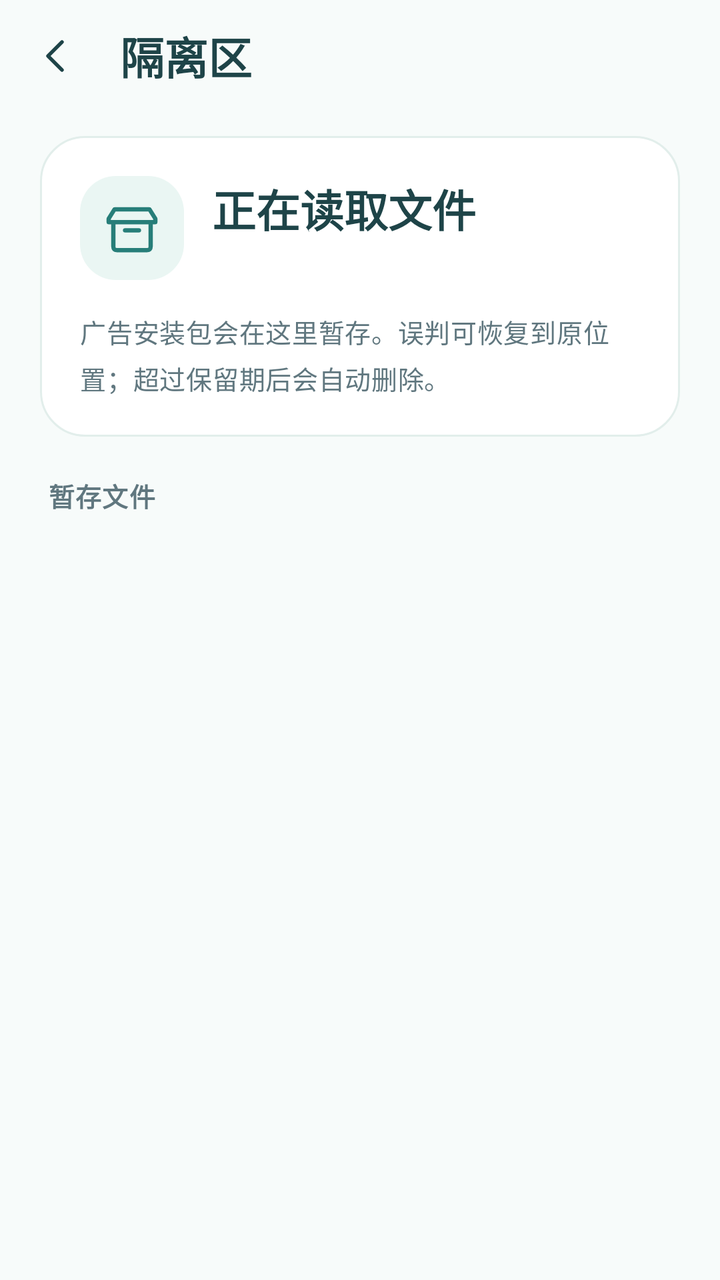
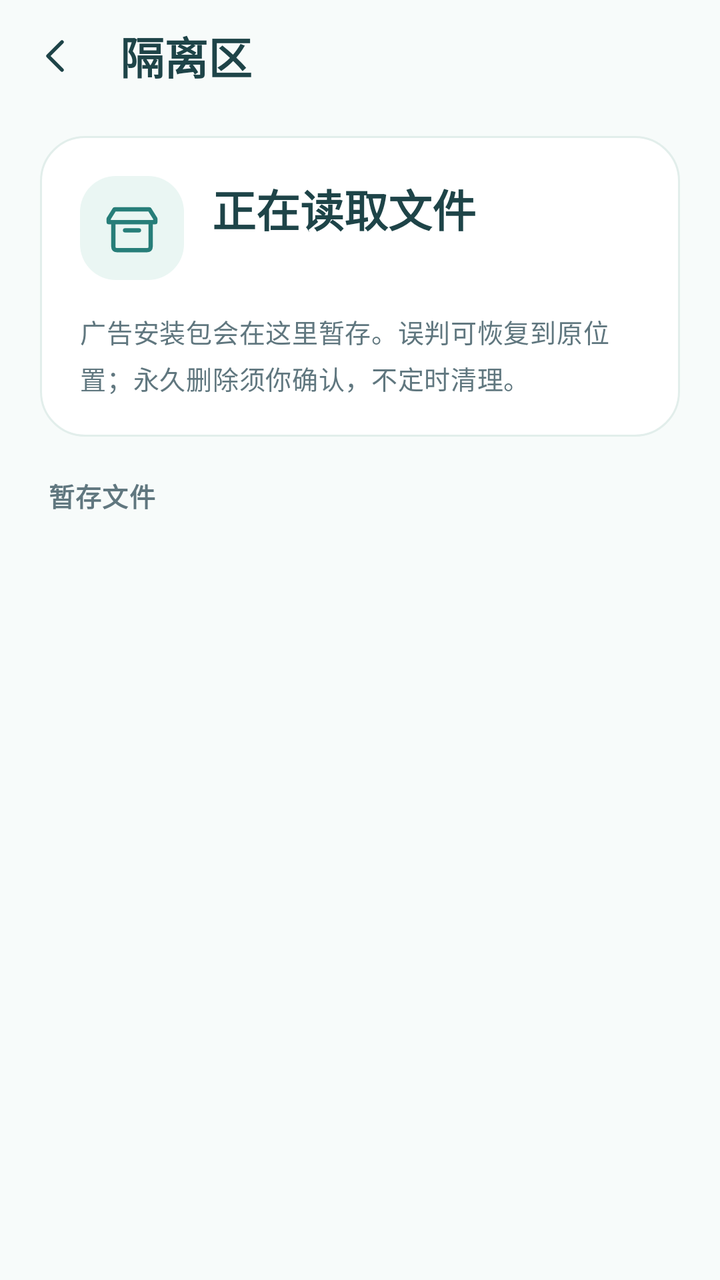

Screens rendered from an Android XML layout before and after an edit, with the pre-edit source and the edit as a unified diff.
<!-- AndroidManifest.xml: application theme Theme.AdCalm -->
<!-- res/layout/activity_quarantine.xml -->
<?xml version="1.0" encoding="utf-8"?>
<LinearLayout xmlns:android="http://schemas.android.com/apk/res/android" xmlns:app="http://schemas.android.com/apk/res-auto"
    android:layout_width="match_parent" android:layout_height="match_parent" android:background="@color/calm_background" android:orientation="vertical">
    <com.google.android.material.appbar.MaterialToolbar android:id="@+id/toolbar" style="@style/Calm.Toolbar"
        android:layout_width="match_parent" android:layout_height="wrap_content" android:minHeight="56dp"
        app:navigationContentDescription="返回" app:navigationIcon="@drawable/ic_calm_back" app:title="隔离区" />
    <LinearLayout android:layout_width="match_parent" android:layout_height="wrap_content" android:layout_marginStart="20dp" android:layout_marginEnd="20dp"
        android:layout_marginTop="12dp" android:background="@drawable/bg_calm_card" android:orientation="vertical" android:padding="20dp">
        <LinearLayout android:layout_width="match_parent" android:layout_height="wrap_content" android:gravity="center_vertical" android:orientation="horizontal">
            <ImageView android:layout_width="52dp" android:layout_height="52dp" android:background="@drawable/bg_calm_icon"
                android:importantForAccessibility="no" android:padding="12dp" android:src="@drawable/ic_calm_quarantine" app:tint="@color/calm_primary_dark" />
            <LinearLayout android:layout_width="0dp" android:layout_height="wrap_content" android:layout_marginStart="14dp" android:layout_weight="1" android:orientation="vertical">
                <TextView android:id="@+id/tvSummary" style="@style/Calm.Title" android:layout_width="match_parent" android:layout_height="wrap_content" android:text="正在读取文件" android:textSize="22sp" />
                <TextView android:id="@+id/tvTotalSize" style="@style/Calm.Caption" android:layout_width="match_parent" android:layout_height="wrap_content" android:layout_marginTop="5dp" />
            </LinearLayout>
        </LinearLayout>
        <TextView android:id="@+id/tvRetention" style="@style/Calm.Body" android:layout_width="match_parent" android:layout_height="wrap_content" android:layout_marginTop="16dp"
            android:lineSpacingExtra="3dp" android:text="广告安装包会在这里暂存。误判可恢复到原位置；超过保留期后会自动删除。" android:textColor="@color/calm_text_secondary" android:textSize="13sp" />
    </LinearLayout>
    <TextView android:id="@+id/tvListLabel" style="@style/Calm.Caption" android:layout_width="match_parent" android:layout_height="wrap_content"
        android:paddingStart="24dp" android:paddingEnd="24dp" android:paddingTop="20dp" android:paddingBottom="10dp" android:text="暂存文件" android:textStyle="bold" />
    <LinearLayout android:id="@+id/emptyState" android:layout_width="match_parent" android:layout_height="0dp" android:layout_weight="1"
        android:gravity="center" android:orientation="vertical" android:padding="32dp" android:visibility="gone">
        <ImageView android:layout_width="72dp" android:layout_height="72dp" android:background="@drawable/bg_calm_icon"
            android:importantForAccessibility="no" android:padding="21dp" android:src="@drawable/ic_calm_check" app:tint="@color/calm_primary" />
        <TextView android:id="@+id/tvEmpty" style="@style/Calm.Title" android:layout_width="match_parent" android:layout_height="wrap_content"
            android:layout_marginTop="20dp" android:gravity="center" android:text="隔离区很干净" android:textSize="20sp" />
        <TextView style="@style/Calm.Body" android:layout_width="match_parent" android:layout_height="wrap_content" android:layout_marginTop="9dp"
            android:gravity="center" android:lineSpacingExtra="4dp" android:text="暂无暂存文件。\n被拦截的广告安装包会显示在这里。" android:textColor="@color/calm_text_secondary" />
    </LinearLayout>
    <androidx.recyclerview.widget.RecyclerView android:id="@+id/rvFiles" android:layout_width="match_parent" android:layout_height="0dp" android:layout_weight="1"
        android:clipToPadding="false" android:paddingStart="20dp" android:paddingEnd="20dp" android:paddingBottom="20dp" android:scrollbars="none" />
</LinearLayout>
<!-- resources referenced by this layout -->
<resources>
  <color name="calm_background">#F7FBFA</color>
  <color name="calm_primary">#4AAFA8</color>
  <color name="calm_primary_dark">#277E79</color>
  <color name="calm_text_secondary">#60777F</color>
  <!-- drawable bg_calm_card (drawable) -->
  <?xml version="1.0" encoding="utf-8"?>
  <shape xmlns:android="http://schemas.android.com/apk/res/android">
      <solid android:color="@color/calm_surface" />
      <corners android:radius="22dp" />
      <stroke android:width="1dp" android:color="@color/calm_outline" />
  </shape>
  <!-- drawable bg_calm_icon (drawable) -->
  <?xml version="1.0" encoding="utf-8"?>
  <shape xmlns:android="http://schemas.android.com/apk/res/android">
      <solid android:color="@color/calm_mint" />
      <corners android:radius="18dp" />
  </shape>
  <style name="Calm.Body" parent="TextAppearance.Material3.BodyMedium">
          <item name="android:textColor">@color/calm_text</item>
          <item name="android:textSize">15sp</item>
          <item name="android:lineSpacingExtra">3dp</item>
          <item name="android:includeFontPadding">false</item>
      </style>
  <style name="Calm.Caption" parent="TextAppearance.Material3.BodySmall">
          <item name="android:textColor">@color/calm_text_secondary</item>
          <item name="android:textSize">13sp</item>
          <item name="android:lineSpacingExtra">3dp</item>
          <item name="android:includeFontPadding">false</item>
      </style>
  <style name="Calm.Title" parent="TextAppearance.Material3.TitleLarge">
          <item name="android:textStyle">bold</item>
          <item name="android:textColor">@color/calm_text</item>
          <item name="android:textSize">22sp</item>
          <item name="android:fontFamily">sans-serif-medium</item>
          <item name="android:includeFontPadding">false</item>
      </style>
  <color name="calm_surface">#FFFFFF</color>
  <color name="calm_outline">#E2EEEB</color>
  <color name="calm_mint">#EAF6F3</color>
  <color name="calm_text">#1E4448</color>
  <color name="calm_error">#AF5656</color>
  <style name="Calm.CheckBox" parent="Widget.Material3.CompoundButton.CheckBox">
          <item name="android:textColor">@color/calm_text</item>
          <item name="android:textSize">15sp</item>
          <item name="android:minHeight">48dp</item>
          <item name="buttonTint">@color/calm_control_colors</item>
      </style>
  <style name="Calm.Switch" parent="Widget.Material3.CompoundButton.MaterialSwitch">
          <item name="thumbTint">@color/calm_switch_thumb</item>
          <item name="trackTint">@color/calm_switch_track</item>
          <item name="android:textColor">@color/calm_text</item>
          <item name="android:textSize">15sp</item>
          <item name="android:minHeight">48dp</item>
      </style>
  <!-- drawable bg_calm_dialog (drawable) -->
  <?xml version="1.0" encoding="utf-8"?>
  <shape xmlns:android="http://schemas.android.com/apk/res/android"
      android:shape="rectangle">
      <solid android:color="@color/calm_surface" />
      <corners android:radius="22dp" />
  </shape>
  <style name="Calm.Shape.Dialog" parent="ShapeAppearance.Material3.MediumComponent">
          <item name="cornerFamily">rounded</item>
          <item name="cornerSize">22dp</item>
      </style>
  <style name="Calm.NavigationLabel" parent="TextAppearance.Material3.LabelSmall">
          <item name="android:textSize">12sp</item>
          <item name="android:fontFamily">sans-serif-medium</item>
      </style>
  <style name="Calm.NavigationIndicator" parent="Widget.Material3.BottomNavigationView.ActiveIndicator">
          <item name="android:height">32dp</item>
          <item name="android:width">58dp</item>
          <item name="android:color">@color/calm_mint</item>
      </style>
  <color name="calm_ripple">#234AAFA8</color>
  <!-- unchanged entries left out for length: 9 -->
</resources>

<!-- the commit's change to res/layout/activity_quarantine.xml (unified diff, before → after) -->
@@ -15,7 +15,7 @@
             </LinearLayout>
         </LinearLayout>
         <TextView android:id="@+id/tvRetention" style="@style/Calm.Body" android:layout_width="match_parent" android:layout_height="wrap_content" android:layout_marginTop="16dp"
-            android:lineSpacingExtra="3dp" android:text="广告安装包会在这里暂存。误判可恢复到原位置；超过保留期后会自动删除。" android:textColor="@color/calm_text_secondary" android:textSize="13sp" />
+            android:lineSpacingExtra="3dp" android:text="广告安装包会在这里暂存。误判可恢复到原位置；永久删除须你确认，不定时清理。" android:textColor="@color/calm_text_secondary" android:textSize="13sp" />
     </LinearLayout>
     <TextView android:id="@+id/tvListLabel" style="@style/Calm.Caption" android:layout_width="match_parent" android:layout_height="wrap_content"
         android:paddingStart="24dp" android:paddingEnd="24dp" android:paddingTop="20dp" android:paddingBottom="10dp" android:text="暂存文件" android:textStyle="bold" />
